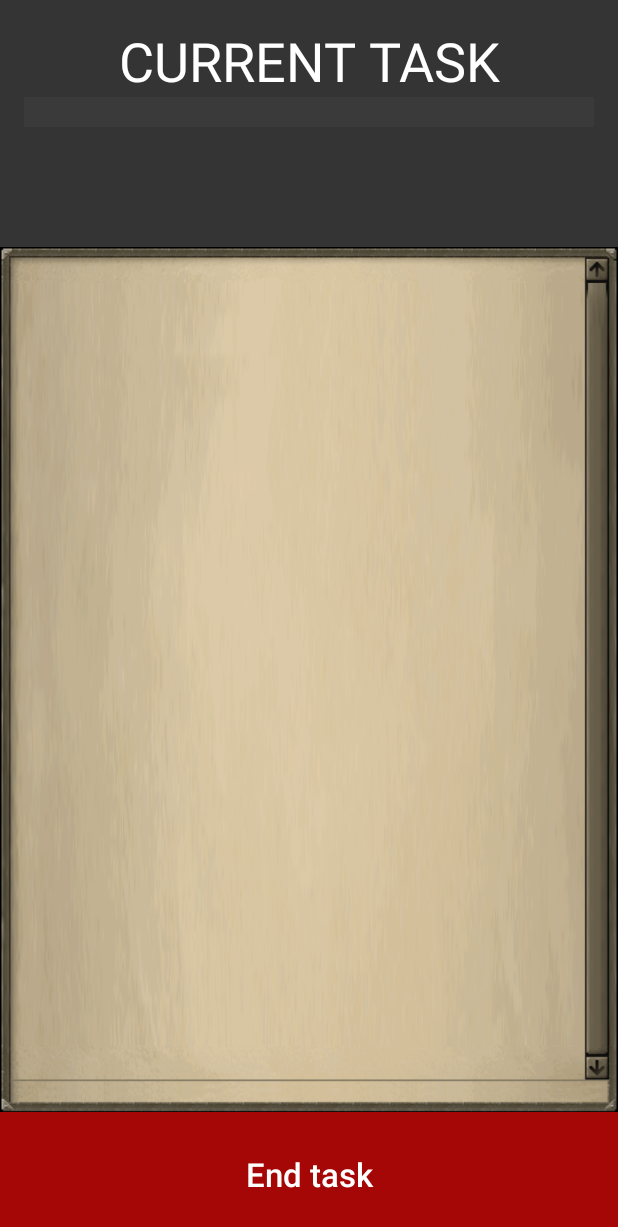
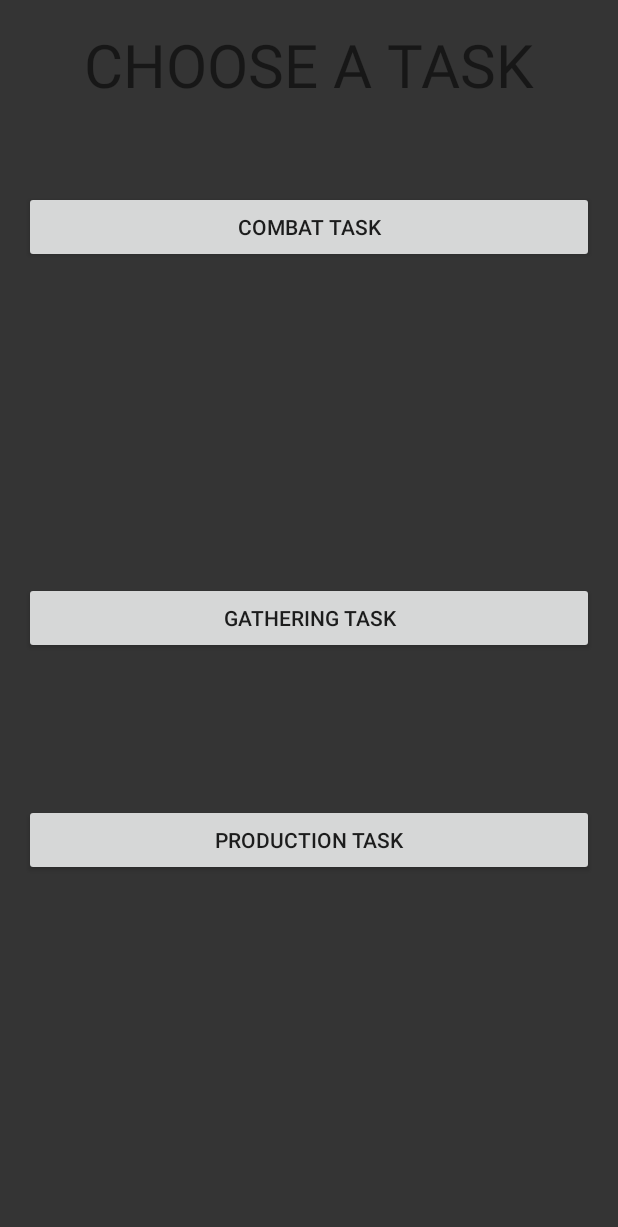
Before and after one commit to ecurri3/AutoScape, an Android app: the screen it shows after launch (MainActivity before the commit, TaskChoosingActivity after it), after a tap on "New task", on a phone screen of 412 x 824 dp. Shown: the top 1227 px of the screen. Run offline under Robolectric (Android 15) with nearby library versions, the phone set to English and light mode, and no system bars.

Commit message:
Added player JSON functionality, player stats activity

```diff
--- a/app/build.gradle
+++ b/app/build.gradle
@@ -22,4 +22,5 @@ android {
 dependencies {
     compile fileTree(dir: 'libs', include: ['*.jar'])
     compile 'com.android.support:appcompat-v7:22.0.0'
+    compile 'com.google.code.gson:gson:2.3.1'
 }
--- a/app/src/main/java/com/evan/autoscape/autoscape/MainActivity.java
+++ b/app/src/main/java/com/evan/autoscape/autoscape/MainActivity.java
@@ -1,6 +1,7 @@
 package com.evan.autoscape.autoscape;
 
 import android.content.Context;
+import android.content.Intent;
 import android.content.SharedPreferences;
 import android.graphics.Color;
 import android.os.Bundle;
@@ -37,6 +38,8 @@ public class MainActivity extends ActionBarActivity {
     final Handler handler = new Handler(); //Handler allows us to call runnableUpdate repeatedly
     SharedPreferences sharedPrefs; //sharedPrefs for storing game data
     Task currTask; //The current task in progress
+    public static Player player;
+
     LinearLayout linearLayoutEvents;
     ScrollView scrollViewEvents;
     ProgressBar progressBar;
@@ -50,6 +53,16 @@ public class MainActivity extends ActionBarActivity {
         //Get sharedPrefs
         sharedPrefs = getSharedPreferences(MY_PREFS, Context.MODE_PRIVATE);
         //currTask = new Task(1, this);
+
+        //create player every time activity is started
+        //if player exists, read from preferences
+        if (sharedPrefs.contains("player")) {
+            String playerJSON = sharedPrefs.getString("player", "");
+            player = new Player(playerJSON);
+        } else {
+            //else, create a new player
+            player = new Player();
+        }
 
         linearLayoutEvents = (LinearLayout) findViewById(R.id.LinearLayoutEvents);
         scrollViewEvents = (ScrollView) findViewById(R.id.scrollViewEvents);
@@ -79,7 +92,7 @@ public class MainActivity extends ActionBarActivity {
                 Toast.makeText(this, "Equipment clicked.", Toast.LENGTH_SHORT).show();
                 return true;
             case R.id.stats:
-                Toast.makeText(this, "Stats clicked.", Toast.LENGTH_SHORT).show();
+                startActivity(new Intent(MainActivity.this, PlayerStatsActivity.class));
                 return true;
             case R.id.bank:
                 Toast.makeText(this, "Bank clicked.", Toast.LENGTH_SHORT).show();
@@ -110,15 +123,20 @@ public class MainActivity extends ActionBarActivity {
         handler.removeCallbacks(runnableUpdate);
 
         //Write JSON to sharedPrefs
+        SharedPreferences.Editor editor = sharedPrefs.edit();
+        String playerJSON = player.toJSONString();
+        editor.putString("player", playerJSON);
+        editor.apply();
+
         if (currTask != null) {
-            SharedPreferences.Editor editor = sharedPrefs.edit();
+            editor = sharedPrefs.edit();
             String currTaskJSON = currTask.toJSONString();
             editor.putString("currTask", currTaskJSON);
             editor.apply();
             Toast.makeText(this, "Stored JSON", Toast.LENGTH_SHORT).show();
         }
         else {
-            SharedPreferences.Editor editor = sharedPrefs.edit();
+            editor = sharedPrefs.edit();
             editor.putString("currTask", "");
             editor.apply();
             Toast.makeText(this, "Stored JSON", Toast.LENGTH_SHORT).show();
@@ -132,7 +150,15 @@ public class MainActivity extends ActionBarActivity {
     public void rebuildObjects() {
         //Read JSON from sharedPrefs
         String currTaskJSON = sharedPrefs.getString("currTask", "");
+        String playerJSON = sharedPrefs.getString("player", "");
         //Create currTask from retrieved JSON
+        //if player exists, read from preferences
+        if (sharedPrefs.contains("player")) {
+            player = new Player(playerJSON);
+        } else {
+            //else, create a new player
+            player = new Player();
+        }
         if (!currTaskJSON.equals("")) {
             currTask = new Task(currTaskJSON);
             Toast.makeText(this, "Read JSON", Toast.LENGTH_SHORT).show();
@@ -212,8 +238,7 @@ Button's onClick is defined based on state of the current Task
                 buttonBottom.setBackgroundColor(Color.parseColor("#343434"));
                 buttonBottom.setOnClickListener(new Button.OnClickListener() {
                     public void onClick(View v) {
-                        currTask = new Task(1, getApplicationContext());
-                        update();
+                        startActivity(new Intent(MainActivity.this, TaskChoosingActivity.class));
                     }
                 });
                 break;
--- a/app/src/main/java/com/evan/autoscape/autoscape/Player.java
+++ b/app/src/main/java/com/evan/autoscape/autoscape/Player.java
@@ -1,15 +1,23 @@
 package com.evan.autoscape.autoscape;
+
+import android.util.Log;
+
+import com.google.gson.Gson;
+
+import org.json.JSONObject;
 
 /**
  * Created by EvanOwns on 3/16/2015.
  */
 public class Player {
 
-    private int combatLevel = 0;
-    private String username;
-    private Item[] inventory;
-    private Item[] bank;
-    private int[] skillEXP; //Array of experience for each skill.
+    public int combatLevel;
+    public String username;
+    public Item[] inventory;
+    public Item[] bank;
+    public int skillEXP[];
+    private int inventorySize = 28;
+    private int bankSize = 1024;
 
     private enum combatStyle {
         MELEE, RANGED, MAGIC
@@ -44,21 +52,52 @@ public class Player {
     public static final int STAT_FARMING = 24;
     public static final int STAT_SUMMONING = 25;
 
-    public Player(String username){
-        this.username = username;
-        currentCombatStyle = combatStyle.MELEE;
+    public Player(){
+        combatLevel = 0;
+        username = "Player";
+        skillEXP = new int[] {0,0,0,0,0,0,0,0,0,0,0,0,0,0,0,0,0,0,0,0,0,0,0,0,0};
+        Log.i("skillEXP", "" + skillEXP[0]);
+    }
 
-        bank = new Item[400];
-        inventory = new Item[28];
-        skillEXP = new int[26];
-
-        gainExp(STAT_HITPOINTS,100);
-        updateCombatLevel();
+    public Player(String JSON){
+        try {
+            JSONObject JSONObj = new JSONObject(JSON);
+            Gson gson = new Gson();
+            this.combatLevel = JSONObj.getInt("combatLevel");
+            this.inventory = gson.fromJson(JSONObj.getString("inventory"), Item[].class);
+            this.bank = gson.fromJson(JSONObj.getString("bank"), Item[].class);
+            this.skillEXP = gson.fromJson(JSONObj.getString("skillEXP"), int[].class);
+            this.username = JSONObj.getString("playerName");
+        }
+        catch (Exception e) {
+            Log.e("Task JSON Constructor", e.getMessage());
+        }
     }
 
     public int getExp(int statID){
 
         return skillEXP[statID];
+    }
+
+    public int getLevel (int exp){
+
+        int skills[] = new int[99];
+        skills[0] = 0;
+        skills[1] = 83;
+        int diff = 83;
+
+        for(int i=2; i<99 ; i++){
+            diff = (int)(diff * 1.10409);
+            skills[i] = skills[i-1] + diff;
+        }
+
+        for(int i=0; i<99; i++){
+            if(skills[i] > exp){
+                return i;
+            }
+        }
+
+        return 1;
     }
 
     /**
@@ -67,8 +106,7 @@ public class Player {
      * @param value Amount of experience gained. This number will be added to skill's experience.
      */
     public void gainExp(int skill, int value) {
-        if(0 >= skill && skill < 26)
-            skillEXP[skill] += value;
+        skillEXP[skill] += value;
         updateCombatLevel();
     }
 
@@ -81,4 +119,47 @@ public class Player {
         combatLevel += (skillEXP[STAT_PRAYER])/7;
     }
 
+    public String toJSONString(){
+
+        JSONObject jsonObject= new JSONObject();
+        Gson gson = new Gson();
+        try{
+            jsonObject.put("combatLevel", combatLevel);
+            jsonObject.put("playerName", username);
+            jsonObject.put("inventory", gson.toJson(inventory));
+            jsonObject.put("bank", gson.toJson(bank));
+            jsonObject.put("skillEXP", gson.toJson(skillEXP));
+        }catch (Exception e){
+            Log.e("Player.toJSONString()", e.getMessage());
+        }
+        return jsonObject.toString();
+    }
+
+    public void addItem(Item item){
+        for(int i=0; i<inventorySize; i++){
+            if(inventory[i].ID == item.ID){
+                inventory[i].quantity += item.quantity;
+                return;
+            }
+        }
+        for(int i=0;i<inventorySize; i++){
+            if(inventory[i] == null){
+                inventory[i] = item;
+                return;
+            }
+        }
+        for(int i=0; i<bankSize; i++){
+            if(bank[i].ID == item.ID){
+                bank[i].quantity += item.quantity;
+                return;
+            }
+        }
+        for(int i=0;i<bankSize; i++){
+            if(bank[i] == null){
+                bank[i] = item;
+                return;
+            }
+        }
+    }
+
 }
--- /dev/null
+++ b/app/src/main/java/com/evan/autoscape/autoscape/TaskChoosingActivity.java
@@ -0,0 +1,33 @@
+package com.evan.autoscape.autoscape;
+
+import android.content.Intent;
+import android.os.Bundle;
+import android.support.v7.app.ActionBarActivity;
+import android.view.View;
+import android.widget.Button;
+
+/**
+ * Created by EvanOwns on 3/21/2015.
+ */
+public class TaskChoosingActivity extends ActionBarActivity {
+
+    Button combatTask;
+    Button gatheringTask;
+    Button productionTask;
+
+    @Override
+    protected void onCreate(Bundle savedInstanceState) {
+        super.onCreate(savedInstanceState);
+        setContentView(R.layout.task_choosing);
+
+        combatTask = (Button) findViewById(R.id.combatTask);
+        gatheringTask = (Button) findViewById(R.id.gatheringTask);
+        productionTask = (Button) findViewById(R.id.productionTask);
+
+        combatTask.setOnClickListener(new Button.OnClickListener() {
+            public void onClick(View v) {
+                startActivity(new Intent(TaskChoosingActivity.this, CombatTaskSelection.class));
+            }
+        });
+    }
+}
--- /dev/null
+++ b/app/src/main/res/layout/task_choosing.xml
@@ -0,0 +1,54 @@
+<?xml version="1.0" encoding="utf-8"?>
+<LinearLayout xmlns:android="http://schemas.android.com/apk/res/android"
+    android:layout_width="fill_parent"
+    android:layout_height="fill_parent"
+    android:orientation="vertical"
+    android:background="#e6f0b0"
+    android:weightSum="1">
+
+    <RelativeLayout
+        android:layout_width="match_parent"
+        android:layout_height="match_parent"
+        android:layout_weight="2"
+        android:background="#343434"
+        android:padding="16dp"
+        android:layout_gravity="center_horizontal">
+
+
+        <Button
+            android:layout_width="match_parent"
+            android:layout_height="wrap_content"
+            android:text="Combat Task"
+            android:id="@+id/combatTask"
+            android:layout_marginTop="111dp"
+            android:layout_alignParentTop="true"
+            android:layout_centerHorizontal="true" />
+
+        <Button
+            android:layout_width="match_parent"
+            android:layout_height="wrap_content"
+            android:text="Gathering Task"
+            android:id="@+id/gatheringTask"
+            android:layout_centerVertical="true"
+            android:layout_centerHorizontal="true" />
+
+        <Button
+            android:layout_width="match_parent"
+            android:layout_height="wrap_content"
+            android:text="Production Task"
+            android:id="@+id/productionTask"
+            android:layout_below="@+id/gatheringTask"
+            android:layout_centerHorizontal="true"
+            android:layout_marginTop="100dp" />
+
+        <TextView
+            android:layout_width="wrap_content"
+            android:layout_height="wrap_content"
+            android:text="CHOOSE A TASK"
+            android:id="@+id/textView"
+            android:autoText="false"
+            android:textSize="40dp"
+            android:layout_alignParentTop="true"
+            android:layout_centerHorizontal="true" />
+    </RelativeLayout>
+</LinearLayout>
```
Also changed, not shown: app/src/main/AndroidManifest.xml (+15 -0 lines), app/src/main/java/com/evan/autoscape/autoscape/CombatTaskSelection.java (added, +70 -0 lines), app/src/main/java/com/evan/autoscape/autoscape/GameData.java (added, +20 -0 lines), app/src/main/java/com/evan/autoscape/autoscape/Item.java (+11 -6 lines), app/src/main/java/com/evan/autoscape/autoscape/Monster.java (+6 -2 lines), app/src/main/java/com/evan/autoscape/autoscape/PlayerStatsActivity.java (added, +57 -0 lines), app/src/main/java/com/evan/autoscape/autoscape/Task.java (+78 -28 lines), app/src/main/res/layout/combat_task_choosing.xml (added, +17 -0 lines), app/src/main/res/layout/player_stats.xml (added, +156 -0 lines), app/src/main/res/drawable/rs_background.png (added), 1 other file.
